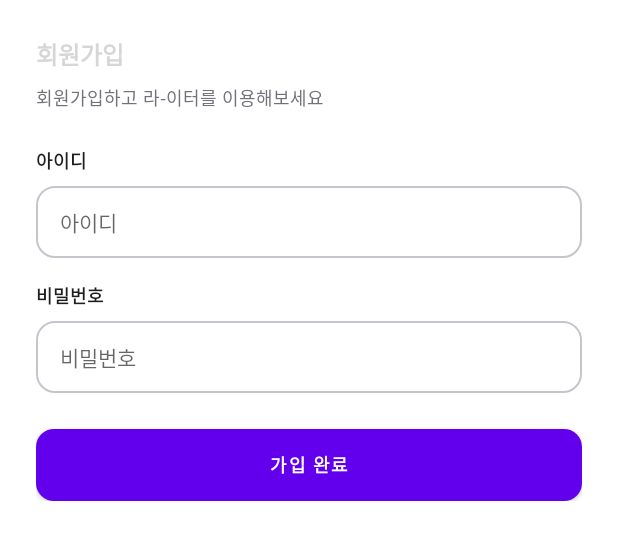
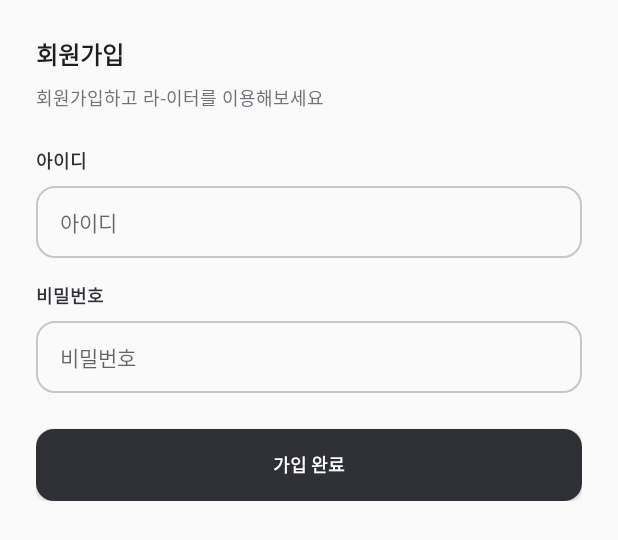
Before and after one commit to DS-Final-Project/Lighter_Android, an Android app: the layout activity_sgin_up.xml on its own in the app's theme, with its tools: preview values and no code run, on a phone screen of 412 x 824 dp. Shown: the top 540 px of the screen. Run offline under Robolectric (Android 15) with nearby library versions, the phone set to English and light mode, and no system bars.

Commit message:
[fix] 오류 수정

```diff
--- a/app/build.gradle
+++ b/app/build.gradle
@@ -4,12 +4,12 @@ plugins {
 }
 
 android {
-    compileSdk 32
+    compileSdk 33
 
     defaultConfig {
         applicationId "com.example.test_android2"
         minSdk 23
-        targetSdk 32
+        targetSdk 33
         versionCode 1
         versionName "1.0"
 
--- a/app/src/main/res/values/colors.xml
+++ b/app/src/main/res/values/colors.xml
@@ -9,7 +9,8 @@
     <color name="white">#FFFFFF</color>
     <color name="black">#000000</color>
     <color name="highlight_darkest">#F4AC3F</color>
-    <color name="neutral_dark_dark">#1E1E1E</color>
+    <color name="neutral_dark_darkest">#1E1E1E</color>
+    <color name="neutral_dark_dark">#2F3036</color>
     <color name="neutral_dark_light">#71727A</color>
     <color name="neutral_dark_lightest">#8F9098</color>
     <color name="neutral_light_darkest">#C5C6CC</color>
--- a/app/src/main/res/values/strings.xml
+++ b/app/src/main/res/values/strings.xml
@@ -1,5 +1,5 @@
 <resources>
-    <string name="app_name">Test_Android</string>
+    <string name="app_name">Test_Android2</string>
     <!-- TODO: Remove or change this placeholder text -->
     <string name="hello_blank_fragment">Hello blank fragment</string>
     <string name="signup">회원가입</string>
--- a/app/src/main/res/values/themes.xml
+++ b/app/src/main/res/values/themes.xml
@@ -1,6 +1,6 @@
 <resources xmlns:tools="http://schemas.android.com/tools">
     <!-- Base application theme. -->
-    <style name="Theme.Test_Android2" parent="Theme.MaterialComponents.DayNight.DarkActionBar">
+    <style name="Theme.Test_Android2" parent='Theme.AppCompat.Light'>
         <!-- Primary brand color. -->
         <item name="colorPrimary">@color/purple_500</item>
         <item name="colorPrimaryVariant">@color/purple_700</item>
```
Also changed, not shown: app/src/main/AndroidManifest.xml (+6 -5 lines).
